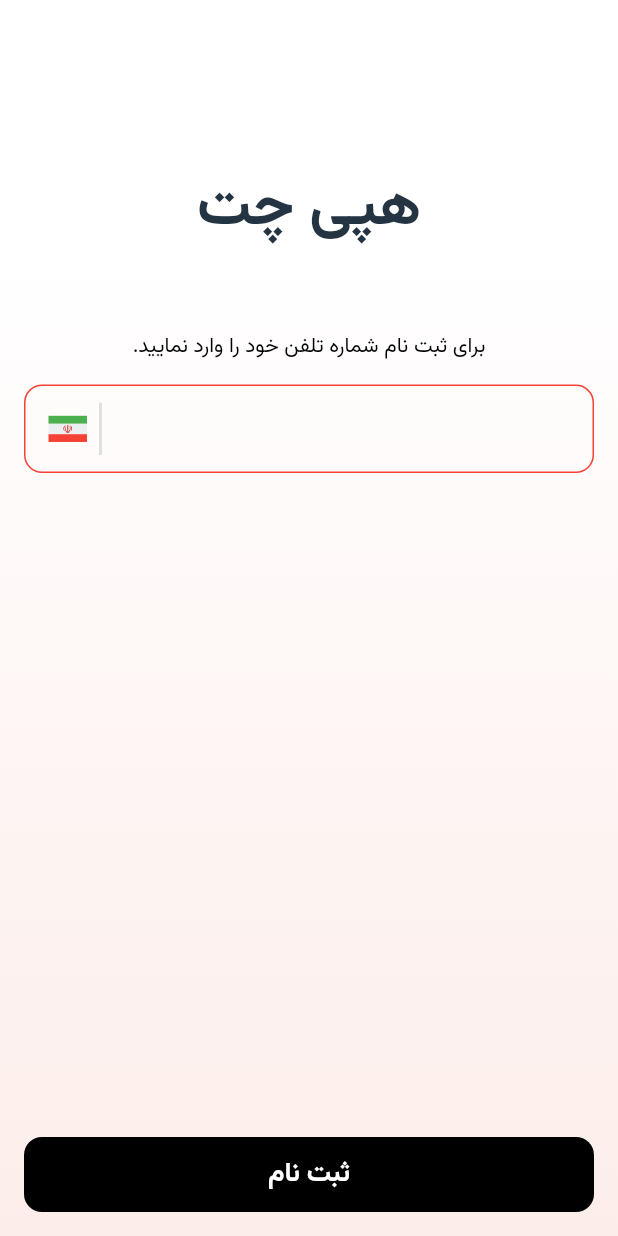
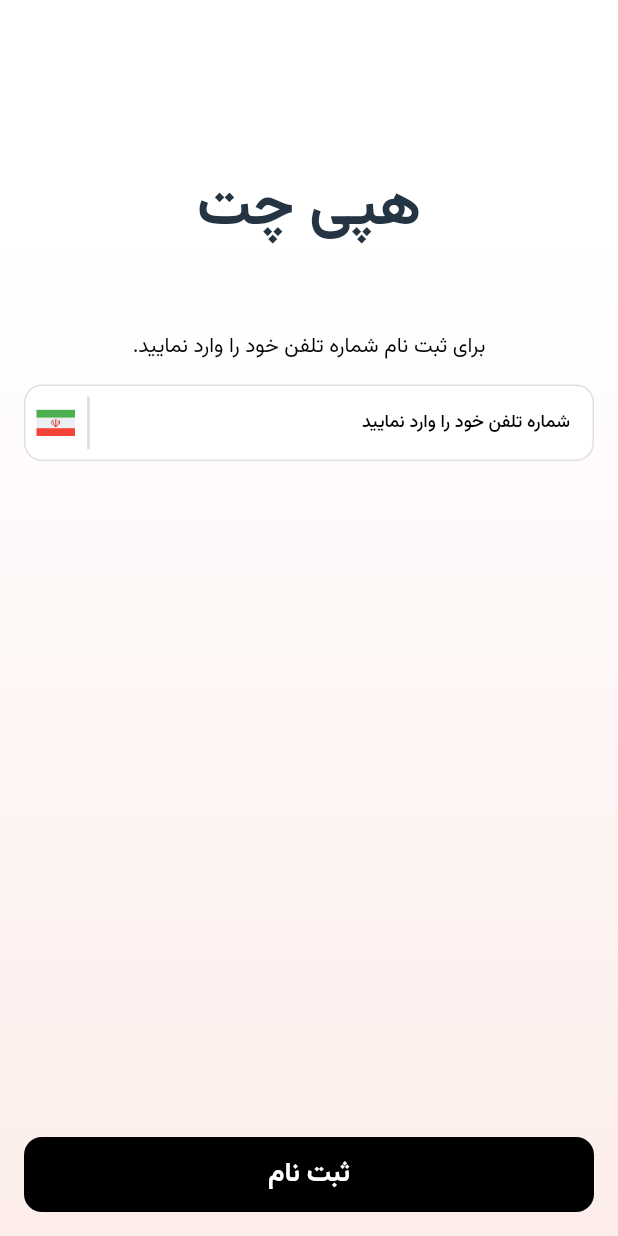
Before and after one commit to j-ansari/happy_chat, a Flutter app: the screen it shows after launch, on a phone screen of 412 x 824 dp. Run offline on Flutter 3.47's test engine with Material 3 defaults, Android fonts, the phone set to English and light mode, and no system bars; our stand-ins replace dio, equatable, flutter_bloc, flutter_svg, get_it, pinput and 1 more; missing offline and left inert: mqtt_client, otp_autofill; project files that could hold a hidden picture were left out.

Commit message:
handle rtl prefix and fix bug in login

```diff
--- a/lib/src/view/pages/login_page.dart
+++ b/lib/src/view/pages/login_page.dart
@@ -88,15 +88,12 @@ class _LoginPageState extends State<LoginPage> {
                     valueListenable: focusNotifier,
                     builder: (context, hasFocus, _) {
                       return Padding(
-                        padding: const EdgeInsetsDirectional.only(start: 16),
+                        padding: const EdgeInsetsDirectional.only(end: 8),
                         child: Row(
                           mainAxisSize: MainAxisSize.min,
                           children: [
-                            SvgPicture.asset(AppImages.flag),
                             Container(
-                              margin: const EdgeInsetsDirectional.only(
-                                start: 8,
-                              ),
+                              margin: const EdgeInsetsDirectional.only(end: 8),
                               height: 35,
                               width: 2,
                               color:
@@ -104,6 +101,7 @@ class _LoginPageState extends State<LoginPage> {
                                       ? context.colorSchema.outlineVariant
                                       : context.colorSchema.outline,
                             ),
+                            SvgPicture.asset(AppImages.flag),
                           ],
                         ),
                       );
--- a/lib/src/view/widgets/custom_text_field.dart
+++ b/lib/src/view/widgets/custom_text_field.dart
@@ -6,6 +6,7 @@ class CustomTextField extends StatefulWidget {
   final TextEditingController? controller;
   final String? label;
   final Color? borderColor;
+  final Color? bgColor;
   final int? maxLength;
   final TextInputType? keyboardType;
   final Function(String)? onChanged;
@@ -18,6 +19,7 @@ class CustomTextField extends StatefulWidget {
     this.controller,
     this.label,
     this.borderColor,
+    this.bgColor,
     this.maxLength,
     this.keyboardType,
     this.onChanged,
@@ -55,10 +57,11 @@ class _CustomTextFieldState extends State<CustomTextField> {
     final currentBorderColor =
         _focusNode.hasFocus ? context.colorSchema.outlineVariant : defColor;
 
-    return Directionality(
-      textDirection:
-          widget.prefix == null ? TextDirection.rtl : TextDirection.ltr,
-      child: TextFormField(
+    final double leftPadding = widget.prefix != null ? 48 : 12;
+
+    return Stack(
+      children: [
+        TextFormField(
           controller: widget.controller,
           onChanged: widget.onChanged,
           maxLength: widget.maxLength,
@@ -68,10 +71,14 @@ class _CustomTextFieldState extends State<CustomTextField> {
           validator: widget.validator,
           decoration: InputDecoration(
             counter: const SizedBox.shrink(),
-          border: _border(currentBorderColor),
-          enabledBorder: _border(Colors.red),
+            labelText: widget.label,
+            labelStyle: context.textTheme.labelMedium,
+            fillColor: widget.bgColor ?? Colors.white,
+            filled: true,
+            contentPadding: EdgeInsets.fromLTRB(leftPadding, 12, 12, 12),
+            enabledBorder: _border(currentBorderColor),
+            errorBorder: _border(context.colorSchema.error),
             focusedBorder: _border(context.colorSchema.outlineVariant),
-          prefixIcon: widget.prefix,
           ),
           inputFormatters: [
             if (widget.keyboardType == TextInputType.number ||
@@ -79,6 +86,15 @@ class _CustomTextFieldState extends State<CustomTextField> {
               CustomRegexHandler(regex: RegExp(r'^[0-9]+$')),
           ],
         ),
+
+        if (widget.prefix != null)
+          Positioned(
+            left: 0,
+            top: 0,
+            bottom: 0,
+            child: Center(child: widget.prefix),
+          ),
+      ],
     );
   }
 
```
Lines whose indentation alone changed are shown as unchanged.
